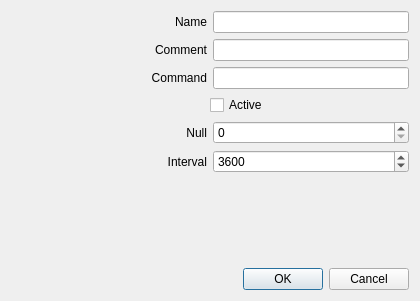
Qt form sources/extsysmon/extupgrade.ui (arcan1s/awesome-widgets) before a commit.
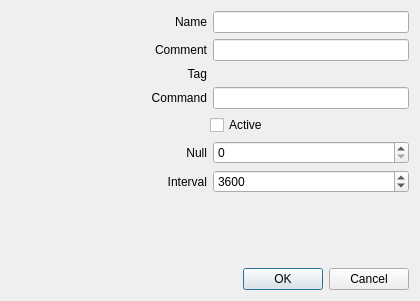
The same form after that commit.

What changed in the file:
```diff
--- a/sources/extsysmon/extupgrade.ui
+++ b/sources/extsysmon/extupgrade.ui
@@ -60,6 +60,27 @@
      </item>
     </layout>
    </item>
+   <item>
+    <layout class="QHBoxLayout" name="layout_number">
+     <item>
+      <widget class="QLabel" name="label_number">
+       <property name="text">
+        <string>Tag</string>
+       </property>
+       <property name="alignment">
+        <set>Qt::AlignRight|Qt::AlignTrailing|Qt::AlignVCenter</set>
+       </property>
+      </widget>
+     </item>
+     <item>
+      <widget class="QLabel" name="label_numberValue">
+       <property name="text">
+        <string/>
+       </property>
+      </widget>
+     </item>
+    </layout>
+   </item>
    <item>
     <layout class="QHBoxLayout" name="layout_command">
      <item>
```
